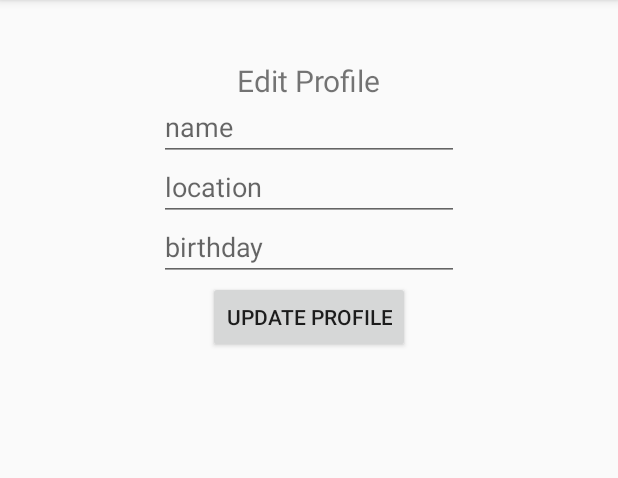
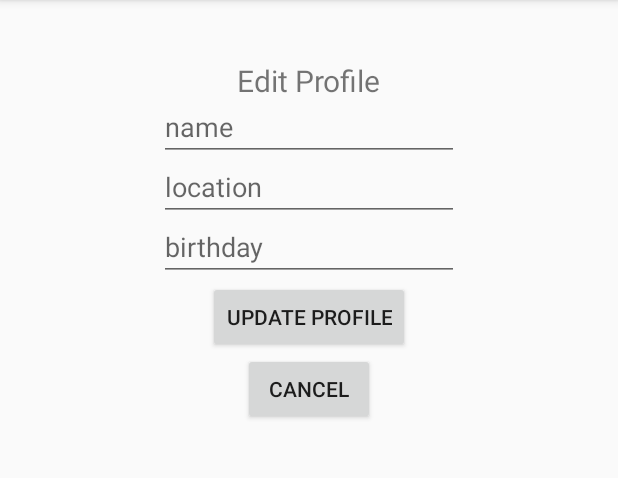
Before and after one commit to ldetmer/mirrorhw, an Android app: the fragment ProfileFragment placed in its activity, after a tap on "EDIT PROFILE", on a phone screen of 412 x 824 dp, the part 84-562 px from its top. Run offline under Robolectric (Android 15) with nearby library versions, the phone set to English and light mode, and no system bars; 4 statements that could not run were skipped.

Commit message:
bug fixes

```diff
--- a/app/src/main/java/com/ldetmer/mirror/ProfileFragment.kt
+++ b/app/src/main/java/com/ldetmer/mirror/ProfileFragment.kt
@@ -18,7 +18,6 @@ class ProfileFragment : Fragment() {
         val v = inflater!!.inflate(R.layout.fragment_profile, container, false)
         editMode = arguments?.getBoolean(EDIT_PROFILE_KEY, false) ?: false
         userInfo = arguments?.getParcelable(PROFILE_INFO_KEY) as UserInfo?
-        Log.i("Prof", "Edit mode " + editMode + arguments + arguments?.getBoolean(EDIT_PROFILE_KEY, false))
         return v
     }
 
@@ -39,6 +38,7 @@ class ProfileFragment : Fragment() {
                 editBirthday.text?.toString()
             )
         }
+        cancel.setOnClickListener { viewProfile() }
     }
 
     fun editProfile() {
--- a/app/src/main/res/layout/fragment_profile.xml
+++ b/app/src/main/res/layout/fragment_profile.xml
@@ -25,6 +25,8 @@
                   android:hint="birthday"/>
         <Button android:layout_width="wrap_content" android:layout_height="wrap_content"
                 android:text="Update Profile" android:id="@+id/update"/>
+        <Button android:layout_width="wrap_content" android:layout_height="wrap_content"
+                android:text="Cancel" android:id="@+id/cancel"/>
     </LinearLayout>
 
     <LinearLayout android:orientation="vertical"
```
Also changed, not shown: app/src/main/java/com/ldetmer/mirror/MainActivity.kt (+18 -11 lines).
